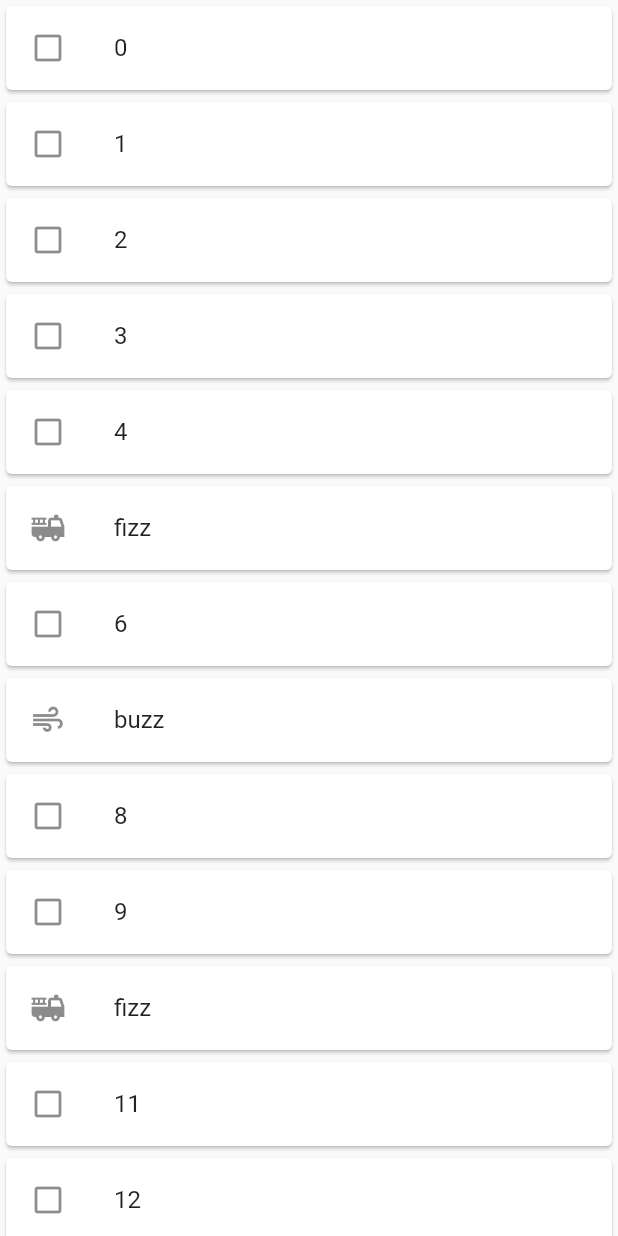
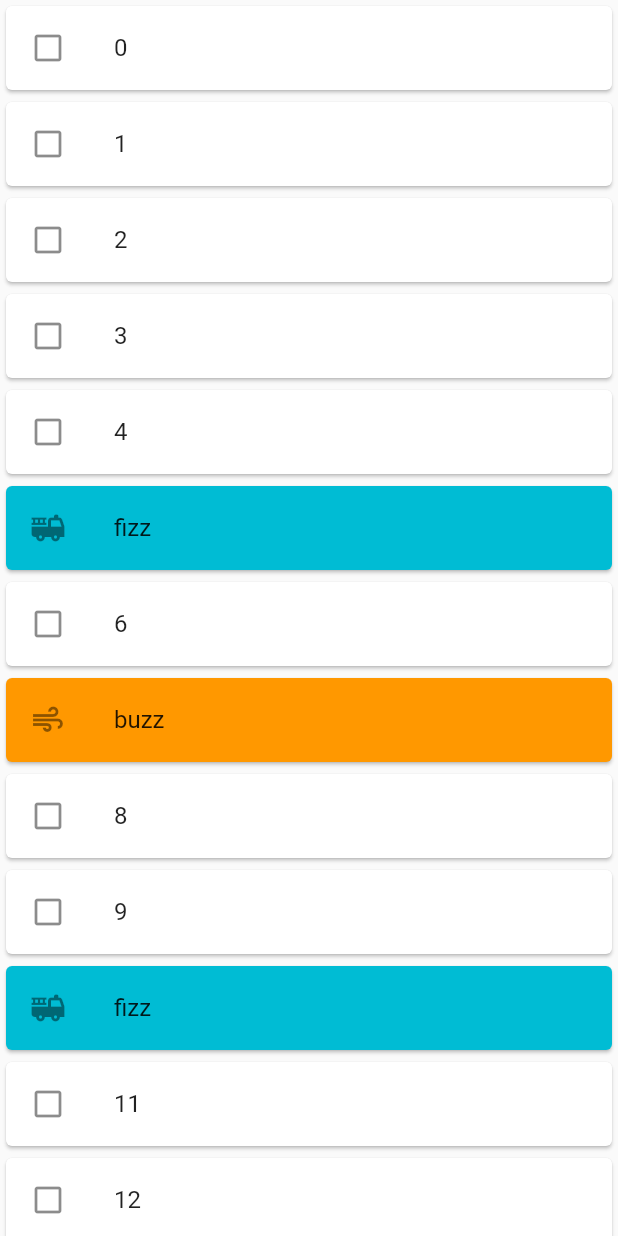
Before and after one commit to SeanEABurke/listviewapp, a Flutter app: the screen it shows after launch, on a phone screen of 412 x 824 dp. Run offline on Flutter 3.47's test engine with Material 2 defaults, Android fonts, the phone set to English and light mode, and no system bars.

Commit message:
changed return type from string to enum, added different colours for different ListTiles

```diff
--- a/lib/home/home.dart
+++ b/lib/home/home.dart
@@ -25,36 +25,42 @@ class MyItem extends StatelessWidget {
   @override
   Widget build(BuildContext context) {
     return Card(
+        color: getColor(FizzBuzz.fizzBuzz(index)),
         child: ListTile(
-      leading: getLeadingIcon(FizzBuzz.fizzBuzz(index)),
-      title: Text(FizzBuzz.fizzBuzz(index).isEmpty
-          ? index.toString()
-          : FizzBuzz.fizzBuzz(index)),
-    ));
-    // child: ListTile(
-    //   leading: Icon(FizzBuzz.fizzBuzz(index).isEmpty
-    //       ? Icons.thumb_down
-    //       : Icons.thumb_up_sharp),
-    //   title: Text(FizzBuzz.fizzBuzz(index).isEmpty
-    //       ? index.toString()
-    //       : FizzBuzz.fizzBuzz(index)),
-    // ),
+          leading: getLeadingIcon(FizzBuzz.fizzBuzz(index)),
+          title: Text(FizzBuzz.fizzBuzz(index) == FizzBuzzAnswer.nothing
+              ? index.toString()
+              : FizzBuzz.fizzBuzz(index).name),
+        ));
   }
 
-  Icon getLeadingIcon(String s) {
-    if (s.isEmpty) {
-      return const Icon(Icons
-          .check_box_outline_blank); // Return check icon if condition is true
-    } else if (s == "fizz") {
-      return const Icon(
-          Icons.fire_truck); // Return close icon if condition is false
-    } else if (s == "buzz") {
-      return const Icon(Icons.air); // Return close icon if condition is false
-    } else if (s == "fizzbuzz") {
-      return const Icon(Icons
-          .baby_changing_station); // Return close icon if condition is false
-    } else {
-      throw Exception("No Icon found");
+  Icon getLeadingIcon(Enum s) {
+    switch (s) {
+      case FizzBuzzAnswer.nothing:
+        return const Icon(Icons.check_box_outline_blank);
+      case FizzBuzzAnswer.fizz:
+        return const Icon(Icons.fire_truck);
+      case FizzBuzzAnswer.buzz:
+        return const Icon(Icons.air);
+      case FizzBuzzAnswer.fizzbuzz:
+        return const Icon(Icons.baby_changing_station);
+      default:
+        throw Exception("No Icon found");
+    }
+  }
+
+  Color getColor(Enum s) {
+    switch (s) {
+      case FizzBuzzAnswer.nothing:
+        return Colors.white;
+      case FizzBuzzAnswer.fizz:
+        return Colors.cyan;
+      case FizzBuzzAnswer.buzz:
+        return Colors.orange;
+      case FizzBuzzAnswer.fizzbuzz:
+        return Colors.purple;
+      default:
+        throw Exception("No Color found");
     }
   }
 }
--- a/lib/services/fizzbuzz.dart
+++ b/lib/services/fizzbuzz.dart
@@ -1,16 +1,16 @@
 class FizzBuzz {
-  static String fizzBuzz(int index) {
+  static FizzBuzzAnswer fizzBuzz(int index) {
     if (index == 0) {
-      return "";
+      return FizzBuzzAnswer.nothing;
     }
     if (index % 5 == 0 && index % 7 == 0) {
-      return "fizzbuzz";
+      return FizzBuzzAnswer.fizzbuzz;
     } else if (index % 5 == 0) {
-      return "fizz";
+      return FizzBuzzAnswer.fizz;
     } else if (index % 7 == 0) {
-      return "buzz";
+      return FizzBuzzAnswer.buzz;
     } else {
-      return "";
+      return FizzBuzzAnswer.nothing;
     }
   }
 }
```
